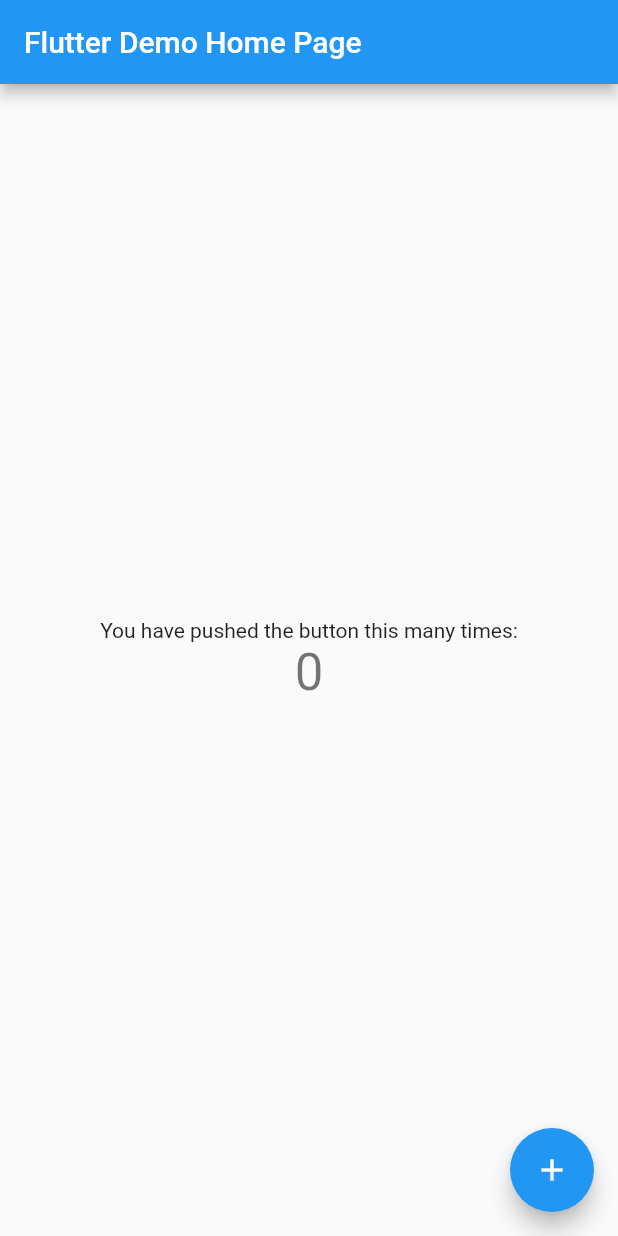
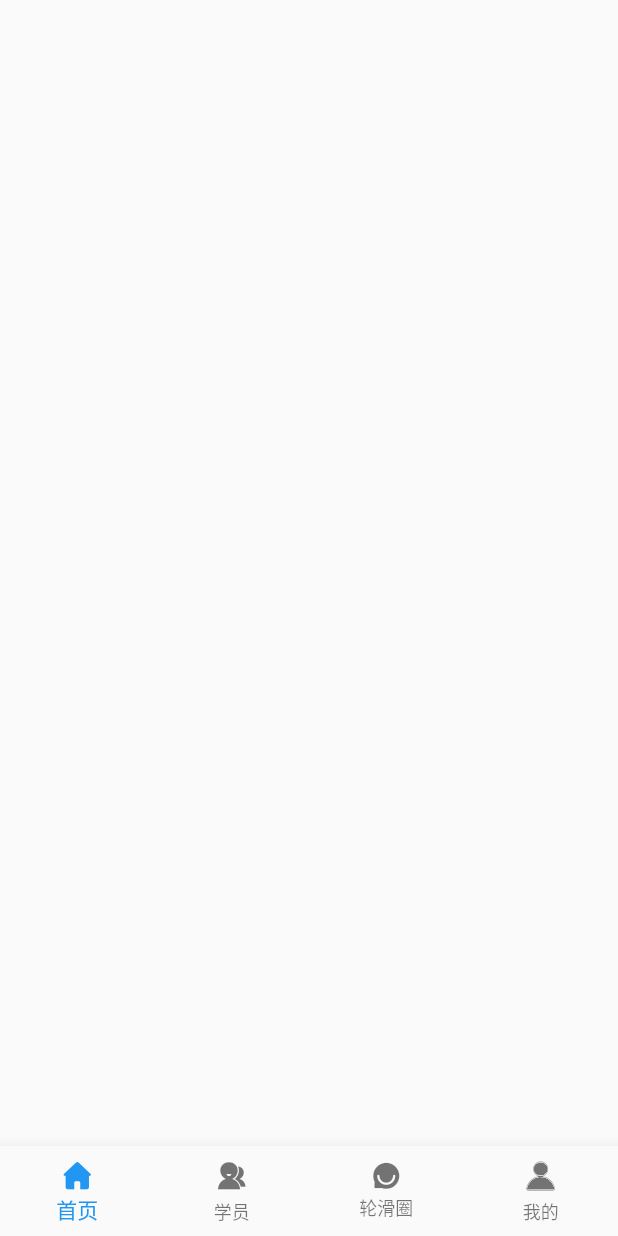
Before and after one commit to squid-Xu/flutter-coach-clock, a Flutter app: the screen it shows after launch, on a phone screen of 412 x 824 dp. Run offline on Flutter 3.47's test engine with Material 2 defaults, Android fonts, the phone set to English and light mode, and no system bars.

Commit message:
创建底部导航

```diff
--- /dev/null
+++ b/lib/fonts/iconfont.dart
@@ -0,0 +1,9 @@
+import 'package:flutter/widgets.dart';
+class IconFont{
+  static const String _family = 'iconfont';
+  IconFont._();
+  static const IconData icon_quanzi = IconData(0xe6f4, fontFamily: _family);
+  static const IconData icon_dayuanjiaojianying_kuozhan_ = IconData(0xe605, fontFamily: _family);
+  static const IconData icon_index = IconData(0xe502, fontFamily: _family);
+  static const IconData icon_mine_gray = IconData(0xe638, fontFamily: _family);
+}
--- a/lib/main.dart
+++ b/lib/main.dart
@@ -1,111 +1,27 @@
+import 'dart:io';
+
 import 'package:flutter/material.dart';
+import 'package:flutter/services.dart';
 
-void main() => runApp(MyApp());
+import 'navigator/tabNavigator.dart';
+
+void main() {
+  runApp(MyApp());
+  if (Platform.isAndroid) {
+    //设置Android头部的导航栏透明
+    SystemUiOverlayStyle systemUiOverlayStyle =
+        SystemUiOverlayStyle(statusBarColor: Colors.transparent);
+    SystemChrome.setSystemUIOverlayStyle(systemUiOverlayStyle);
+  }
+}
 
 class MyApp extends StatelessWidget {
   // This widget is the root of your application.
   @override
   Widget build(BuildContext context) {
-    return MaterialApp(
+    return new MaterialApp(
       title: 'Flutter Demo',
-      theme: ThemeData(
-        // This is the theme of your application.
-        //
-        // Try running your application with "flutter run". You'll see the
-        // application has a blue toolbar. Then, without quitting the app, try
-        // changing the primarySwatch below to Colors.green and then invoke
-        // "hot reload" (press "r" in the console where you ran "flutter run",
-        // or simply save your changes to "hot reload" in a Flutter IDE).
-        // Notice that the counter didn't reset back to zero; the application
-        // is not restarted.
-        primarySwatch: Colors.blue,
-      ),
-      home: MyHomePage(title: 'Flutter Demo Home Page'),
+      home: new TabNavigator(),
     );
   }
 }
-
-class MyHomePage extends StatefulWidget {
-  MyHomePage({Key key, this.title}) : super(key: key);
-
-  // This widget is the home page of your application. It is stateful, meaning
-  // that it has a State object (defined below) that contains fields that affect
-  // how it looks.
-
-  // This class is the configuration for the state. It holds the values (in this
-  // case the title) provided by the parent (in this case the App widget) and
-  // used by the build method of the State. Fields in a Widget subclass are
-  // always marked "final".
-
-  final String title;
-
-  @override
-  _MyHomePageState createState() => _MyHomePageState();
-}
-
-class _MyHomePageState extends State<MyHomePage> {
-  int _counter = 0;
-
-  void _incrementCounter() {
-    setState(() {
-      // This call to setState tells the Flutter framework that something has
-      // changed in this State, which causes it to rerun the build method below
-      // so that the display can reflect the updated values. If we changed
-      // _counter without calling setState(), then the build method would not be
-      // called again, and so nothing would appear to happen.
-      _counter++;
-    });
-  }
-
-  @override
-  Widget build(BuildContext context) {
-    // This method is rerun every time setState is called, for instance as done
-    // by the _incrementCounter method above.
-    //
-    // The Flutter framework has been optimized to make rerunning build methods
-    // fast, so that you can just rebuild anything that needs updating rather
-    // than having to individually change instances of widgets.
-    return Scaffold(
-      appBar: AppBar(
-        // Here we take the value from the MyHomePage object that was created by
-        // the App.build method, and use it to set our appbar title.
-        title: Text(widget.title),
-      ),
-      body: Center(
-        // Center is a layout widget. It takes a single child and positions it
-        // in the middle of the parent.
-        child: Column(
-          // Column is also layout widget. It takes a list of children and
-          // arranges them vertically. By default, it sizes itself to fit its
-          // children horizontally, and tries to be as tall as its parent.
-          //
-          // Invoke "debug painting" (press "p" in the console, choose the
-          // "Toggle Debug Paint" action from the Flutter Inspector in Android
-          // Studio, or the "Toggle Debug Paint" command in Visual Studio Code)
-          // to see the wireframe for each widget.
-          //
-          // Column has various properties to control how it sizes itself and
-          // how it positions its children. Here we use mainAxisAlignment to
-          // center the children vertically; the main axis here is the vertical
-          // axis because Columns are vertical (the cross axis would be
-          // horizontal).
-          mainAxisAlignment: MainAxisAlignment.center,
-          children: <Widget>[
-            Text(
-              'You have pushed the button this many times:',
-            ),
-            Text(
-              '$_counter',
-              style: Theme.of(context).textTheme.display1,
-            ),
-          ],
-        ),
-      ),
-      floatingActionButton: FloatingActionButton(
-        onPressed: _incrementCounter,
-        tooltip: 'Increment',
-        child: Icon(Icons.add),
-      ), // This trailing comma makes auto-formatting nicer for build methods.
-    );
-  }
-}
--- /dev/null
+++ b/lib/navigator/navigation_icon_view.dart
@@ -0,0 +1,21 @@
+import 'package:flutter/material.dart';
+
+// 创建一个 Icon 展示控件
+class NavigationIconView {
+
+  // 创建两个属性，一个是 用来展示 icon， 一个是动画处理
+  final BottomNavigationBarItem item;
+  final AnimationController controller;
+
+  // 类似于 java 中的构造方法
+  // 创建 NavigationIconView 需要传入三个参数， icon 图标，title 标题， TickerProvider
+  NavigationIconView({Widget icon, Widget title, TickerProvider vsync}):
+        item = new BottomNavigationBarItem(
+          icon: icon,
+          title: title,
+        ),
+        controller = new AnimationController(
+            duration: kThemeAnimationDuration,    // 设置动画持续的时间
+            vsync: vsync                          // 默认属性和参数
+        );
+}
--- /dev/null
+++ b/lib/navigator/tabNavigator.dart
@@ -0,0 +1,114 @@
+import 'package:coach/pages/circlePage.dart';
+import 'package:coach/pages/homePage.dart';
+import 'package:coach/pages/minePage.dart';
+import 'package:coach/pages/studentsPage.dart';
+import 'package:flutter/material.dart';
+import 'package:coach/fonts/iconfont.dart';
+
+import 'navigation_icon_view.dart'; // 如果是在同一个包的路径下，可以直接使用对应的文件名
+
+// 创建一个 带有状态的 Widget Index
+class TabNavigator extends StatefulWidget {
+  //  固定的写法
+  @override
+  State<StatefulWidget> createState() => new _TabNavigatorState();
+}
+
+// 要让主页面 Index 支持动效，要在它的定义中附加mixin类型的对象TickerProviderStateMixin
+class _TabNavigatorState extends State<TabNavigator>
+    with TickerProviderStateMixin {
+  int _currentIndex = 0; // 当前界面的索引值
+  List<NavigationIconView> _navigationViews; // 底部图标按钮区域
+  List<StatefulWidget> _pageList; // 用来存放我们的图标对应的页面
+  StatefulWidget _currentPage; // 当前的显示页面
+
+  // 定义一个空的设置状态值的方法
+  void _rebuild() {
+    setState(() {});
+  }
+
+  @override
+  void initState() {
+    super.initState();
+
+    // 初始化导航图标
+    _navigationViews = <NavigationIconView>[
+      new NavigationIconView(
+          icon: new Icon(
+            IconFont.icon_index,
+            size: 25.0,
+          ),
+          title: new Text("首页"),
+          vsync: this), // vsync 默认属性和参数
+      new NavigationIconView(
+          icon: new Icon(
+            IconFont.icon_dayuanjiaojianying_kuozhan_,
+            size: 25.0,
+          ),
+          title: new Text("学员"),
+          vsync: this),
+      new NavigationIconView(
+          icon: new Icon(
+            IconFont.icon_quanzi,
+            size: 20.0,
+          ),
+          title: new Text("轮滑圈"),
+          vsync: this),
+      new NavigationIconView(
+          icon: new Icon(
+            IconFont.icon_mine_gray,
+            size: 25.0,
+          ),
+          title: new Text("我的"),
+          vsync: this),
+    ];
+
+    // 给每一个按钮区域加上监听
+    for (NavigationIconView view in _navigationViews) {
+      view.controller.addListener(_rebuild);
+    }
+
+    // 将我们 bottomBar 上面的按钮图标对应的页面存放起来，方便我们在点击的时候
+    _pageList = <StatefulWidget>[
+      new HomePage(),
+      new StudentsPage(),
+      new CirclePage(),
+      new MinePage()
+    ];
+    _currentPage = _pageList[_currentIndex];
+  }
+
+  @override
+  Widget build(BuildContext context) {
+    // 声明定义一个 底部导航的工具栏
+    final BottomNavigationBar bottomNavigationBar = new BottomNavigationBar(
+      items: _navigationViews
+          .map((NavigationIconView navigationIconView) =>
+              navigationIconView.item)
+          .toList(), // 添加 icon 按钮
+      currentIndex: _currentIndex, // 当前点击的索引值
+      type: BottomNavigationBarType.fixed, // 设置底部导航工具栏的类型：fixed 固定
+      onTap: (int index) {
+        // 添加点击事件
+        setState(() {
+          // 点击之后，需要触发的逻辑事件
+          _navigationViews[_currentIndex].controller.reverse();
+          _currentIndex = index;
+          _navigationViews[_currentIndex].controller.forward();
+          _currentPage = _pageList[_currentIndex];
+        });
+      },
+    );
+
+    return new MaterialApp(
+      home: new Scaffold(
+        body: new Center(child: _currentPage // 动态的展示我们当前的页面
+            ),
+        bottomNavigationBar: bottomNavigationBar, // 底部工具栏
+      ),
+      theme: new ThemeData(primaryColor: Color(0xFF29CCCC)
+//        primarySwatch: Color(value), // 设置主题颜色
+          ),
+    );
+  }
+}
--- /dev/null
+++ b/lib/pages/circlePage.dart
@@ -0,0 +1,26 @@
+import 'package:flutter/material.dart';
+
+class CirclePage extends StatefulWidget{
+  @override
+  State<StatefulWidget> createState() => new _CirclePageState();
+}
+
+class _CirclePageState extends State<CirclePage> {
+
+  @override
+  Widget build(BuildContext context) {
+    return new MaterialApp(
+      home: new Scaffold(
+        appBar: new AppBar(
+          title: new Text('轮滑圈'),
+          actions: <Widget>[
+            new Container()
+          ],
+        ),
+        body: new Center(
+          child: null,
+        ),
+      ),
+    );
+  }
+}
--- /dev/null
+++ b/lib/pages/homePage.dart
@@ -0,0 +1,13 @@
+import 'package:flutter/material.dart';
+
+class HomePage extends StatefulWidget {
+  @override
+  State<StatefulWidget> createState() => new _HomePageState();
+}
+
+class _HomePageState extends State<HomePage> {
+  @override
+  Widget build(BuildContext context) {
+    return new Scaffold();
+  }
+}
--- /dev/null
+++ b/lib/pages/minePage.dart
@@ -0,0 +1,26 @@
+import 'package:flutter/material.dart';
+
+class MinePage extends StatefulWidget{
+  @override
+  State<StatefulWidget> createState() => new _MinePageState();
+}
+
+class _MinePageState extends State<MinePage> {
+
+  @override
+  Widget build(BuildContext context) {
+    return new MaterialApp(
+      home: new Scaffold(
+        appBar: new AppBar(
+          title: new Text('我的'),
+          actions: <Widget>[
+            new Container()
+          ],
+        ),
+        body: new Center(
+          child: null,
+        ),
+      ),
+    );
+  }
+}
--- /dev/null
+++ b/lib/pages/studentsPage.dart
@@ -0,0 +1,26 @@
+import 'package:flutter/material.dart';
+
+class StudentsPage extends StatefulWidget{
+  @override
+  State<StatefulWidget> createState() => new _StudentsPageState();
+}
+
+class _StudentsPageState extends State<StudentsPage> {
+
+  @override
+  Widget build(BuildContext context) {
+    return new MaterialApp(
+      home: new Scaffold(
+        appBar: new AppBar(
+          title: new Text('学员'),
+          actions: <Widget>[
+            new Container()
+          ],
+        ),
+        body: new Center(
+          child: null,
+        ),
+      ),
+    );
+  }
+}
--- a/pubspec.yaml
+++ b/pubspec.yaml
@@ -56,6 +56,10 @@
   # "family" key with the font family name, and a "fonts" key with a
   # list giving the asset and other descriptors for the font. For
   # example:
+  fonts:
+    - family: iconfont
+      fonts:
+        - asset: fonts/iconfont.ttf
   # fonts:
   #   - family: Schyler
   #     fonts:
```
Also changed, not shown: fonts/iconfont.ttf (added).
